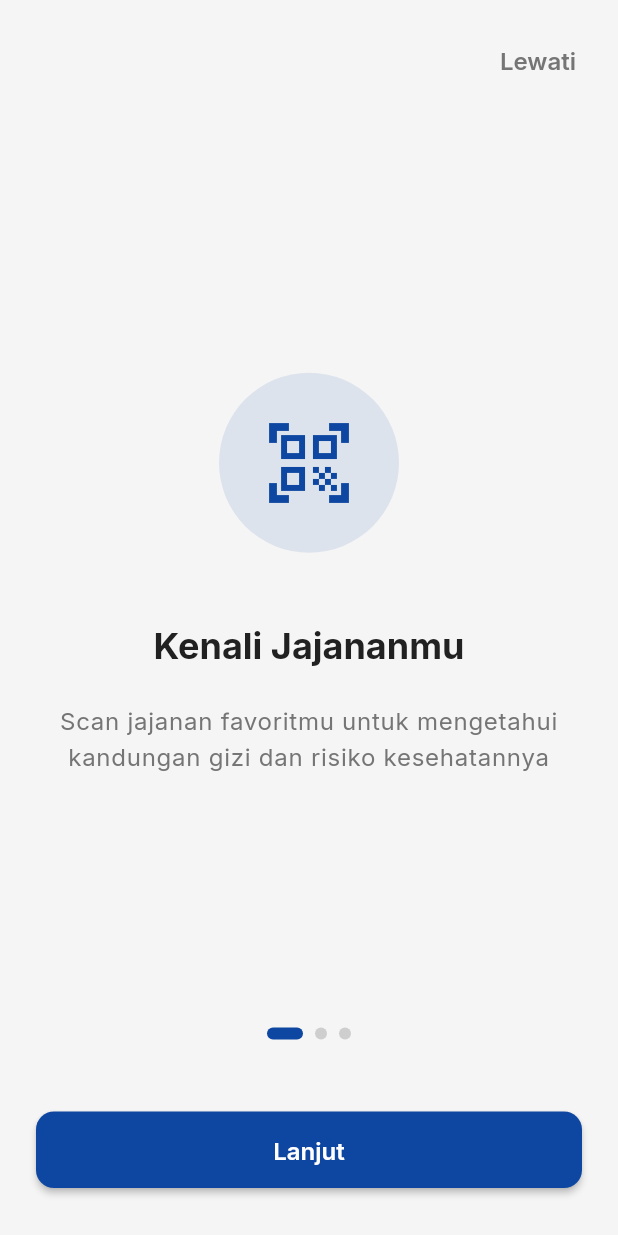
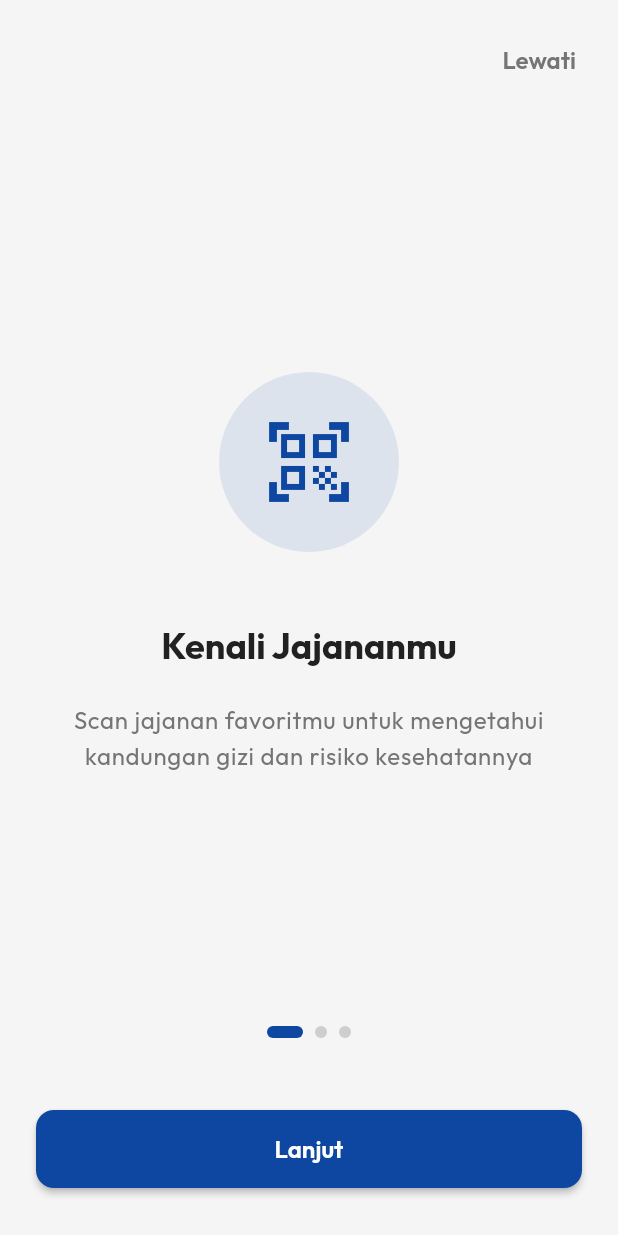
Before and after one commit to hintstechnology/gogizi, a Flutter app: the screen it shows after launch, on a phone screen of 412 x 824 dp. Run offline on Flutter 3.47's test engine with Material 3 defaults, Android fonts, the phone set to English and light mode, and no system bars; our stand-ins replace google_fonts, image_picker, shared_preferences; accounts and stored records are empty.

Commit message:
fix revision

```diff
--- a/lib/screens/admin/admin_dashboard_screen.dart
+++ b/lib/screens/admin/admin_dashboard_screen.dart
@@ -24,6 +24,7 @@ class _AdminDashboardScreenState extends State<AdminDashboardScreen> {
       weight: 68,
       activityLevel: ActivityLevel.medium,
       createdAt: DateTime.now().subtract(const Duration(days: 45)),
+      phoneNumber: '081234567801',
     ),
     UserProfile(
       id: 'u002',
@@ -35,6 +36,7 @@ class _AdminDashboardScreenState extends State<AdminDashboardScreen> {
       weight: 52,
       activityLevel: ActivityLevel.low,
       createdAt: DateTime.now().subtract(const Duration(days: 30)),
+      phoneNumber: '081234567802',
     ),
     UserProfile(
       id: 'u003',
@@ -46,6 +48,7 @@ class _AdminDashboardScreenState extends State<AdminDashboardScreen> {
       weight: 85,
       activityLevel: ActivityLevel.high,
       createdAt: DateTime.now().subtract(const Duration(days: 15)),
+      phoneNumber: '081234567803',
     ),
     UserProfile(
       id: 'u004',
@@ -57,6 +60,7 @@ class _AdminDashboardScreenState extends State<AdminDashboardScreen> {
       weight: 48,
       activityLevel: ActivityLevel.medium,
       createdAt: DateTime.now().subtract(const Duration(days: 10)),
+      phoneNumber: '081234567804',
     ),
      UserProfile(
       id: 'u005',
@@ -68,6 +72,7 @@ class _AdminDashboardScreenState extends State<AdminDashboardScreen> {
       weight: 70,
       activityLevel: ActivityLevel.low,
       createdAt: DateTime.now().subtract(const Duration(days: 5)),
+      phoneNumber: '081234567805',
     ),
   ];
 
@@ -293,6 +298,11 @@ class UserDetailScreen extends StatelessWidget {
                     user.email ?? '-',
                     style: TextStyle(color: Colors.grey[600]),
                   ),
+                  if (user.phoneNumber != null)
+                    Text(
+                      user.phoneNumber!,
+                      style: TextStyle(color: Colors.grey[600]),
+                    ),
                   Text(
                     'Bergabung sejak: ${DateFormat('d MMM yyyy').format(user.createdAt ?? DateTime.now())}',
                     style: TextStyle(color: Colors.grey[500], fontSize: 12),
--- a/lib/screens/auth/login_screen.dart
+++ b/lib/screens/auth/login_screen.dart
@@ -32,7 +32,7 @@ class _LoginScreenState extends State<LoginScreen> {
       });
 
       // Special check for Admin Login
-      if (_emailController.text == 'gizigo@gmail.com' &&
+      if (_emailController.text == 'gizigo2026@gmail.com' &&
           _passwordController.text == 'admin123') {
 
         // Simulate "logging in" delay
--- a/lib/theme/app_theme.dart
+++ b/lib/theme/app_theme.dart
@@ -41,44 +41,44 @@ class AppTheme {
         foregroundColor: Colors.white,
         elevation: 0,
         centerTitle: true,
-        titleTextStyle: GoogleFonts.inter(
+        titleTextStyle: GoogleFonts.outfit(
           fontSize: 20,
           fontWeight: FontWeight.w600,
           color: Colors.white,
         ),
       ),
-      textTheme: GoogleFonts.interTextTheme().copyWith(
-        displayLarge: GoogleFonts.inter(
+      textTheme: GoogleFonts.outfitTextTheme().copyWith(
+        displayLarge: GoogleFonts.outfit(
           fontSize: 32,
           fontWeight: FontWeight.bold,
           color: textDark,
         ),
-        displayMedium: GoogleFonts.inter(
+        displayMedium: GoogleFonts.outfit(
           fontSize: 24,
           fontWeight: FontWeight.bold,
           color: textDark,
         ),
-        displaySmall: GoogleFonts.inter(
+        displaySmall: GoogleFonts.outfit(
           fontSize: 20,
           fontWeight: FontWeight.w600,
           color: textDark,
         ),
-        headlineMedium: GoogleFonts.inter(
+        headlineMedium: GoogleFonts.outfit(
           fontSize: 18,
           fontWeight: FontWeight.w600,
           color: textDark,
         ),
-        bodyLarge: GoogleFonts.inter(
+        bodyLarge: GoogleFonts.outfit(
           fontSize: 16,
           fontWeight: FontWeight.normal,
           color: textDark,
         ),
-        bodyMedium: GoogleFonts.inter(
+        bodyMedium: GoogleFonts.outfit(
           fontSize: 14,
           fontWeight: FontWeight.normal,
           color: textLight,
         ),
-        bodySmall: GoogleFonts.inter(
+        bodySmall: GoogleFonts.outfit(
           fontSize: 12,
           fontWeight: FontWeight.normal,
           color: textLight,
@@ -101,7 +101,7 @@ class AppTheme {
           shape: RoundedRectangleBorder(
             borderRadius: BorderRadius.circular(12),
           ),
-          textStyle: GoogleFonts.inter(
+          textStyle: GoogleFonts.outfit(
             fontSize: 16,
             fontWeight: FontWeight.w600,
           ),
@@ -115,7 +115,7 @@ class AppTheme {
           shape: RoundedRectangleBorder(
             borderRadius: BorderRadius.circular(12),
           ),
-          textStyle: GoogleFonts.inter(
+          textStyle: GoogleFonts.outfit(
             fontSize: 16,
             fontWeight: FontWeight.w600,
           ),
@@ -124,7 +124,7 @@ class AppTheme {
       textButtonTheme: TextButtonThemeData(
         style: TextButton.styleFrom(
           foregroundColor: primaryOrange,
-          textStyle: GoogleFonts.inter(
+          textStyle: GoogleFonts.outfit(
             fontSize: 16,
             fontWeight: FontWeight.w600,
           ),
@@ -155,7 +155,7 @@ class AppTheme {
         backgroundColor: cardGray,
         selectedColor: primaryOrange,
         checkmarkColor: Colors.white,
-        labelStyle: GoogleFonts.inter(fontSize: 14),
+        labelStyle: GoogleFonts.outfit(fontSize: 14),
         padding: const EdgeInsets.symmetric(horizontal: 12, vertical: 8),
         shape: RoundedRectangleBorder(
           borderRadius: BorderRadius.circular(20),
```
